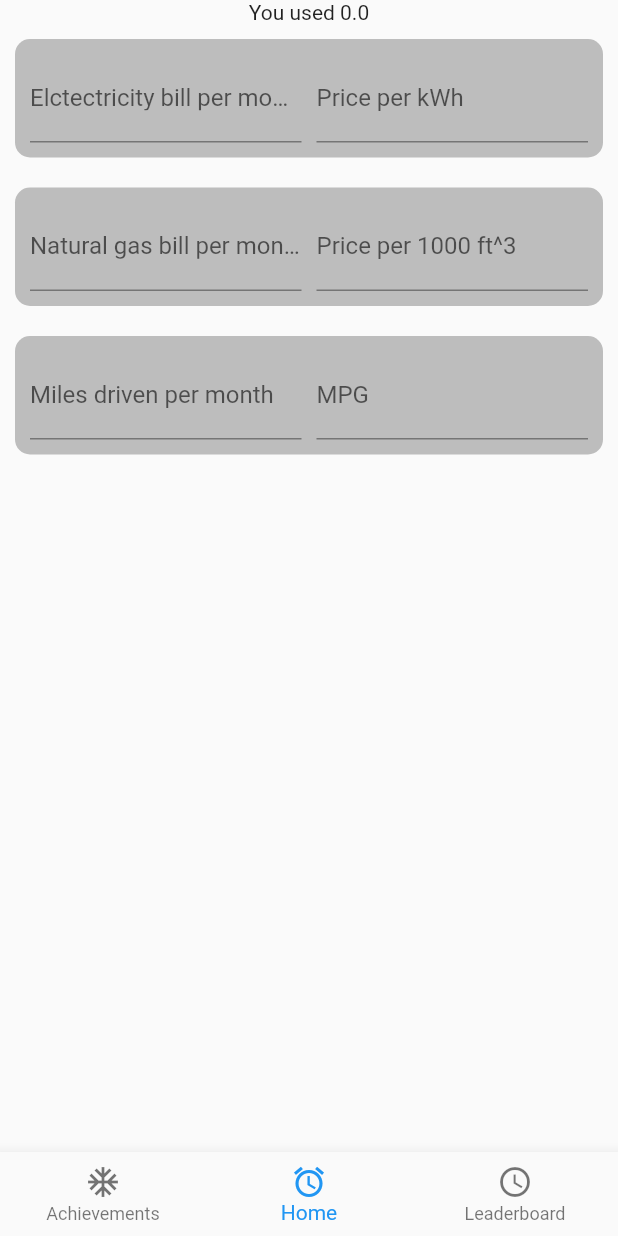
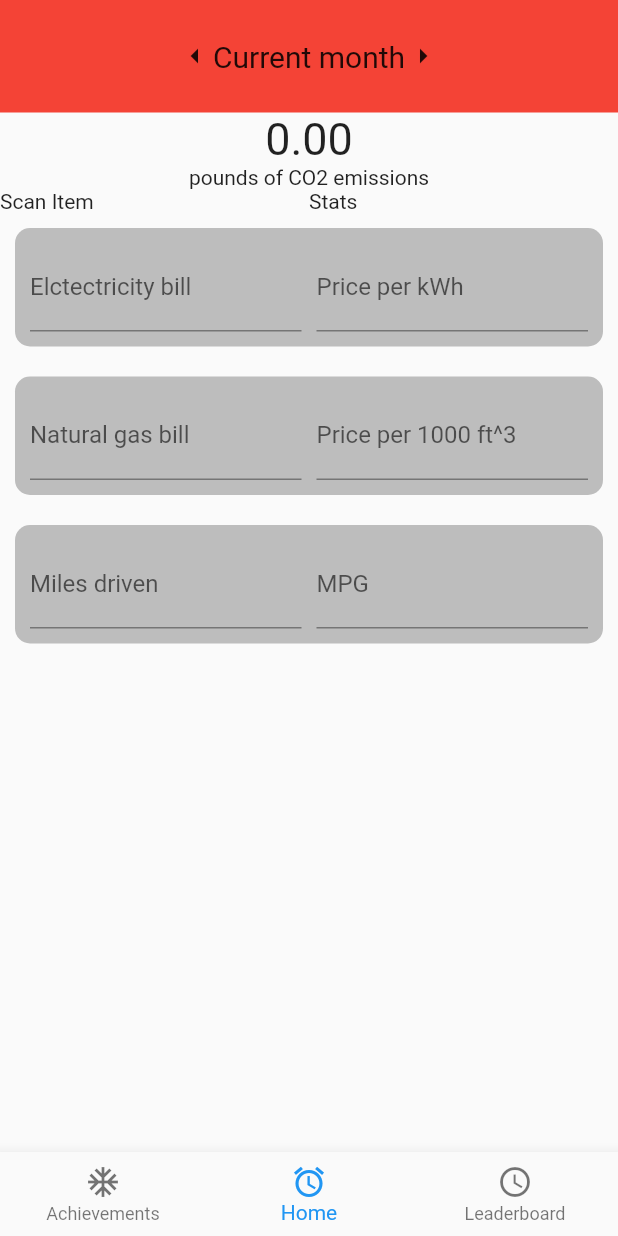
Before and after one commit to akshatdotcom/EarthxHack2020, a Flutter app: the screen it shows after launch, on a phone screen of 412 x 824 dp. Run offline on Flutter 3.47's test engine with Material 2 defaults, Android fonts, the phone set to English and light mode, and no system bars.

Commit message:
calculation ability added

```diff
--- a/Flutter/lib/home.dart
+++ b/Flutter/lib/home.dart
@@ -10,9 +10,10 @@ class HomePage extends StatefulWidget {
 
 class _HomePageState extends State<HomePage> {
   double cf = 0.0;
+  double aElectric = 0, pElectric = 0, aNG = 0, pNG = 0, aCar = 0, pCar = 0;
 
   double calculateCF(double aElectric, double pElectric, double aNG, double pNG,
-      double aCar, pCar) {
+      double aCar, double pCar) {
     return ((aElectric / pElectric) * 1.37) +
         ((aNG / pNG) * 120.61) +
         ((aCar / pCar) * 19.4 * (100 / 95));
@@ -23,11 +24,45 @@ class _HomePageState extends State<HomePage> {
     return Container(
       child: Column(
         children: <Widget>[
-          Text('You used ' + cf.toString()),
-          InputContainerHouse("Elctectricity bill per month", "Price per kWh", this),
+          Container(
+            color: Colors.red,
+            height: 75,
+            child: Row(
+              mainAxisAlignment: MainAxisAlignment.center,
+              crossAxisAlignment: CrossAxisAlignment.center,
+              children: <Widget>[
+                Icon(Icons.arrow_left),
+                Text(
+                  'Current month',
+                  style: TextStyle(fontSize: 20),
+                ),
+                Icon(Icons.arrow_right),
+              ],
+            ),
+          ),
+          Text(
+            cf.toStringAsFixed(2),
+            style: TextStyle(fontSize: 30),
+          ),
+          Text('pounds of CO2 emissions'),
+          Row(
+            children: <Widget>[
+              Expanded(
+                child: Container(
+                  child: Text('Scan Item'),
+                ),
+              ),
+              Expanded(
+                child: Container(
+                  child: Text('Stats'),
+                ),
+              ),
+            ],
+          ),
+          InputContainerHouse("Elctectricity bill", "Price per kWh", this, 1),
           InputContainerHouse(
-              "Natural gas bill per month", "Price per 1000 ft^3", this),
-          InputContainerHouse("Miles driven per month", "MPG", this),
+              "Natural gas bill", "Price per 1000 ft^3", this, 2),
+          InputContainerHouse("Miles driven", "MPG", this, 3),
         ],
       ),
     );
@@ -76,7 +111,8 @@ class InputContainerHouse extends StatefulWidget {
   final String title;
   final String units;
   final _HomePageState parent;
-  InputContainerHouse(this.title, this.units, this.parent);
+  final int id;
+  InputContainerHouse(this.title, this.units, this.parent, this.id);
 
   @override
   _InputContainerHouseState createState() => _InputContainerHouseState();
@@ -85,9 +121,58 @@ class InputContainerHouse extends StatefulWidget {
 class _InputContainerHouseState extends State<InputContainerHouse> {
   void updateCF(String input) {
     widget.parent.setState(() {
-      widget.parent.cf = double.parse(input);
+      switch (widget.id) {
+        case 1:
+          widget.parent.aElectric = double.parse(input);
+          break;
+        case 2:
+          widget.parent.aNG = double.parse(input);
+          break;
+        case 3:
+          widget.parent.aCar = double.parse(input);
+          break;
+        default:
+          print("switch case default in home.dart");
+          break;
+      }
+      ;
+      widget.parent.cf = widget.parent.calculateCF(
+          widget.parent.aElectric,
+          widget.parent.pElectric,
+          widget.parent.aNG,
+          widget.parent.pNG,
+          widget.parent.aCar,
+          widget.parent.pCar);
     });
   }
+
+  void updateCF2(String input) {
+    widget.parent.setState(() {
+      switch (widget.id) {
+        case 1:
+          widget.parent.pElectric = double.parse(input);
+          break;
+        case 2:
+          widget.parent.pNG = double.parse(input);
+          break;
+        case 3:
+          widget.parent.pCar = double.parse(input);
+          break;
+        default:
+          print("switch case default in home.dart");
+          break;
+      }
+      ;
+      widget.parent.cf = widget.parent.calculateCF(
+          widget.parent.aElectric,
+          widget.parent.pElectric,
+          widget.parent.aNG,
+          widget.parent.pNG,
+          widget.parent.aCar,
+          widget.parent.pCar);
+    });
+  }
+
   @override
   Widget build(BuildContext context) {
     return Container(
@@ -109,7 +194,7 @@ class _InputContainerHouseState extends State<InputContainerHouse> {
               inputFormatters: <TextInputFormatter>[
                 WhitelistingTextInputFormatter.digitsOnly
               ],
-              onSubmitted: updateCF,
+              onChanged: updateCF,
             ),
           ),
           SizedBox(
@@ -124,6 +209,7 @@ class _InputContainerHouseState extends State<InputContainerHouse> {
               inputFormatters: <TextInputFormatter>[
                 WhitelistingTextInputFormatter.digitsOnly
               ],
+              onChanged: updateCF2,
             ),
           ),
         ],
```
